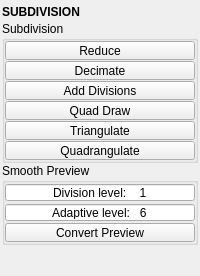
Above: tentacle/ui/subdivision.ui from m3trik/tentacle before the change. Below: the same form after it.
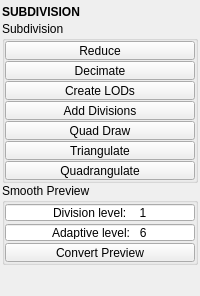
That is the form after the change. Custom widgets are drawn as their Qt base class.

Commit message: Subdivision: Create LODs (tb001), and the Scene Exporter's LODs rows in its layout

```diff
--- a/tentacle/ui/subdivision.ui
+++ b/tentacle/ui/subdivision.ui
@@ -161,6 +161,37 @@
            </property>
           </widget>
          </item>
+         <item>
+          <widget class="QPushButton" name="tb001">
+           <property name="enabled">
+            <bool>true</bool>
+           </property>
+           <property name="minimumSize">
+            <size>
+             <width>0</width>
+             <height>19</height>
+            </size>
+           </property>
+           <property name="maximumSize">
+            <size>
+             <width>16777215</width>
+             <height>19</height>
+            </size>
+           </property>
+           <property name="toolTip">
+            <string>Make a LOD group of each selected mesh: the mesh becomes &lt;name&gt;_LOD0 and each lower level a reduced copy, named &lt;name&gt;_LOD1, _LOD2 ... (Unity reads these names). Set the levels and the reduction in the option box.</string>
+           </property>
+           <property name="text">
+            <string>Create LODs</string>
+           </property>
+           <property name="iconSize">
+            <size>
+             <width>18</width>
+             <height>18</height>
+            </size>
+           </property>
+          </widget>
+         </item>
          <item>
           <widget class="QPushButton" name="b008">
            <property name="enabled">
```
The commit also changes 4 other files.
